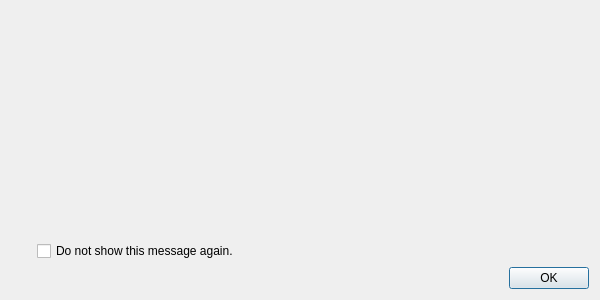
The window that src/dialogs/snapdialog.ui (strawberrymusicplayer/strawberry) describes before a commit, drawn with Qt 5.
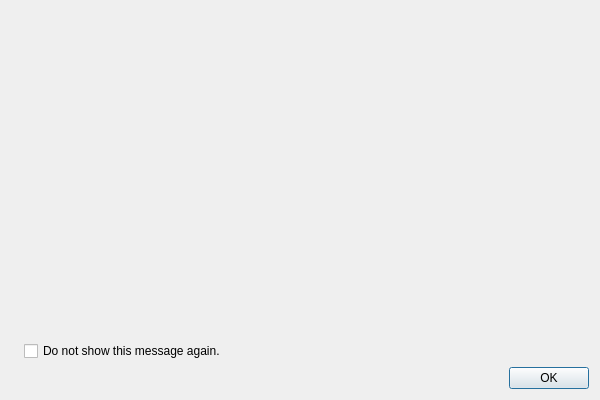
The same window after the commit. Icons and pictures are not drawn.

Commit message: Add info about backing up configuration to snap dialog

```diff
--- a/src/dialogs/snapdialog.ui
+++ b/src/dialogs/snapdialog.ui
@@ -7,7 +7,7 @@
     <x>0</x>
     <y>0</y>
     <width>600</width>
-    <height>300</height>
+    <height>400</height>
    </rect>
   </property>
   <property name="focusPolicy">
@@ -42,16 +42,10 @@
         </widget>
        </item>
        <item>
-        <spacer name="verticalSpacer">
+        <spacer name="spacer_left">
          <property name="orientation">
           <enum>Qt::Vertical</enum>
          </property>
-         <property name="sizeHint" stdset="0">
-          <size>
-           <width>20</width>
-           <height>40</height>
-          </size>
-         </property>
         </spacer>
        </item>
       </layout>
@@ -84,14 +78,14 @@
         </widget>
        </item>
        <item>
-        <spacer name="verticalSpacer_2">
+        <spacer name="verticalSpacer">
          <property name="orientation">
           <enum>Qt::Vertical</enum>
          </property>
          <property name="sizeHint" stdset="0">
           <size>
            <width>20</width>
-           <height>40</height>
+           <height>1</height>
           </size>
          </property>
         </spacer>
```
The commit also changes 1 other file.
